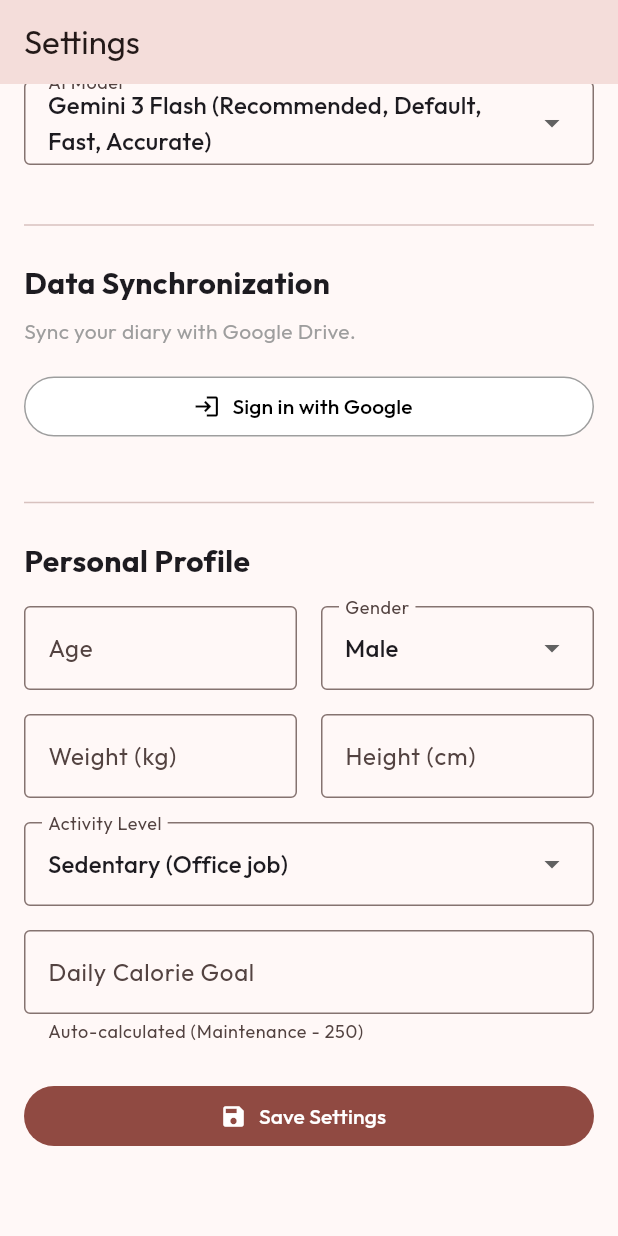
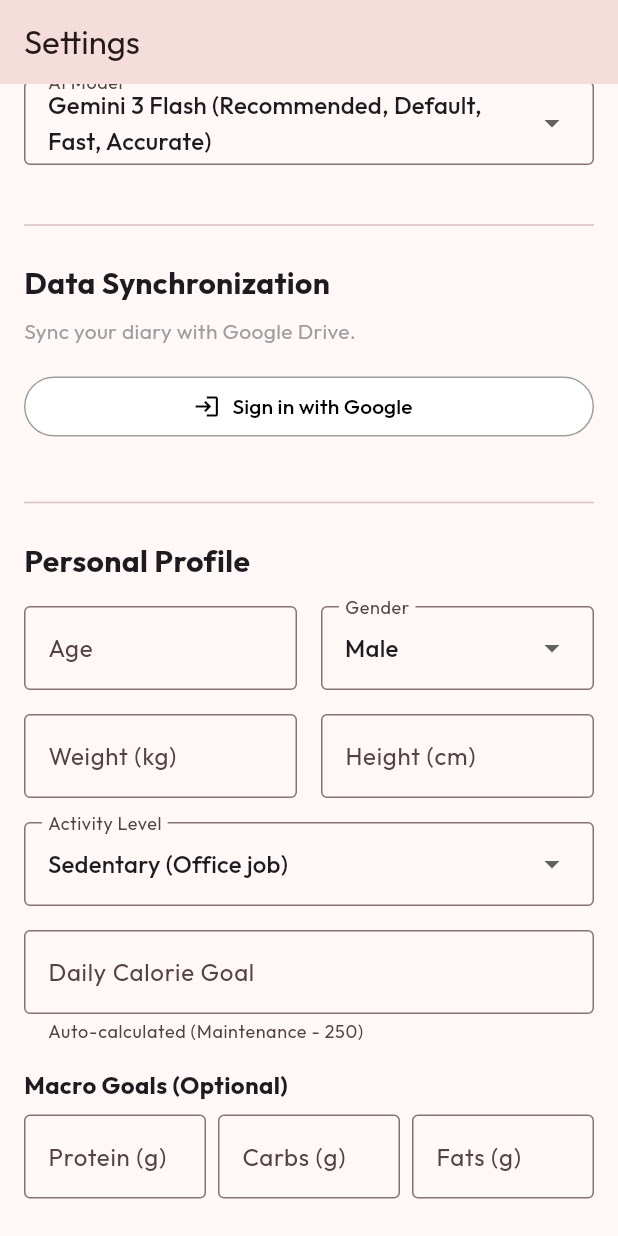
Before and after one commit to riki137/nutrinutri, a Flutter app: the SettingsPage screen opened by its route, scrolled down 183 dp, on a phone screen of 412 x 824 dp. Run offline on Flutter 3.47's test engine with Material 3 defaults, Android fonts, the phone set to English and light mode, and no system bars; our stand-ins replace fl_chart, flutter_riverpod, gap, go_router, google_fonts, google_sign_in and 4 more; missing offline and left inert: extension_google_sign_in_as_googleapis_auth, googleapis; accounts and stored records are empty; generated files the repository leaves out were written again.

Commit message:
fix: null string persisting

```diff
--- a/lib/core/services/settings_service.dart
+++ b/lib/core/services/settings_service.dart
@@ -24,6 +24,9 @@ class SettingsService {
     required String gender, // 'male' or 'female'
     required String activityLevel, // 'sedentary', 'active', etc.
     required int goalCalories,
+    int? goalProtein,
+    int? goalCarbs,
+    int? goalFat,
   }) async {
     await _kv.put(_profileKey, {
       'age': age,
@@ -32,6 +35,9 @@ class SettingsService {
       'gender': gender,
       'activityLevel': activityLevel,
       'goalCalories': goalCalories,
+      'goalProtein': goalProtein,
+      'goalCarbs': goalCarbs,
+      'goalFat': goalFat,
       'isConfigured': true,
     });
   }
--- a/lib/features/settings/presentation/settings_page.dart
+++ b/lib/features/settings/presentation/settings_page.dart
@@ -1,4 +1,5 @@
 import 'package:flutter/material.dart';
+import 'package:flutter/services.dart';
 import 'package:flutter_riverpod/flutter_riverpod.dart';
 import 'package:nutrinutri/core/providers.dart';
 import 'package:gap/gap.dart';
@@ -20,6 +21,9 @@ class _SettingsPageState extends ConsumerState<SettingsPage> {
   final _weightController = TextEditingController();
   final _heightController = TextEditingController();
   final _goalController = TextEditingController();
+  final _proteinController = TextEditingController();
+  final _carbsController = TextEditingController();
+  final _fatsController = TextEditingController();
 
   String _selectedModel = 'google/gemini-3-flash-preview';
   String _gender = 'male';
@@ -115,17 +119,22 @@ class _SettingsPageState extends ConsumerState<SettingsPage> {
     // Load Profile
     final profile = await settings.getUserProfile();
     if (profile != null) {
-      _ageController.text = profile['age'].toString();
-      _weightController.text = profile['weight'].toString();
-      _heightController.text = profile['height'].toString();
-      _goalController.text = profile['goalCalories'].toString();
+      _ageController.text = profile['age']?.toString() ?? '';
+      _weightController.text = profile['weight']?.toString() ?? '';
+      _heightController.text = profile['height']?.toString() ?? '';
+      _goalController.text = profile['goalCalories']?.toString() ?? '';
       setState(() {
         _gender = profile['gender'] ?? 'male';
         _activityLevel = profile['activityLevel'] ?? 'sedentary';
+        _proteinController.text = profile['goalProtein']?.toString() ?? '';
+        _carbsController.text = profile['goalCarbs']?.toString() ?? '';
+        _fatsController.text = profile['goalFat']?.toString() ?? '';
       });
     }
 
-    setState(() {});
+    setState(() {
+      _initialHash = _computeHash();
+    });
   }
 
   void _calculateRecommendedCalories() {
@@ -195,6 +204,9 @@ class _SettingsPageState extends ConsumerState<SettingsPage> {
           gender: _gender,
           activityLevel: _activityLevel,
           goalCalories: int.parse(_goalController.text),
+          goalProtein: int.tryParse(_proteinController.text),
+          goalCarbs: int.tryParse(_carbsController.text),
+          goalFat: int.tryParse(_fatsController.text),
         );
       }
 
@@ -202,6 +214,11 @@ class _SettingsPageState extends ConsumerState<SettingsPage> {
         ScaffoldMessenger.of(
           context,
         ).showSnackBar(const SnackBar(content: Text('Settings saved')));
+
+        setState(() {
+          _initialHash = _computeHash();
+        });
+
         ref.invalidate(apiKeyProvider);
         ref.invalidate(aiServiceProvider);
       }
@@ -216,9 +233,74 @@ class _SettingsPageState extends ConsumerState<SettingsPage> {
     }
   }
 
+  Future<bool> _onWillPop() async {
+    if (!_hasChanges()) return true;
+
+    final shouldPop = await showDialog<bool>(
+      context: context,
+      builder: (context) => AlertDialog(
+        title: const Text('Unsaved Changes'),
+        content: const Text(
+          'You have unsaved changes. Do you want to save them before leaving?',
+        ),
+        actions: [
+          TextButton(
+            onPressed: () => Navigator.of(context).pop(false), // Stay
+            child: const Text('Cancel'),
+          ),
+          TextButton(
+            onPressed: () => Navigator.of(context).pop(true), // Leave
+            child: const Text('Discard'),
+          ),
+          FilledButton(
+            onPressed: () async {
+              await _save();
+              if (context.mounted) Navigator.of(context).pop(true);
+            },
+            child: const Text('Save & Leave'),
+          ),
+        ],
+      ),
+    );
+
+    return shouldPop ?? false;
+  }
+
+  bool _hasChanges() {
+    return _initialHash != _computeHash();
+  }
+
+  String _computeHash() {
+    return Object.hash(
+      _apiKeyController.text,
+      _selectedModel,
+      _customModelController.text,
+      _ageController.text,
+      _weightController.text,
+      _heightController.text,
+      _gender,
+      _activityLevel,
+      _goalController.text,
+      _proteinController.text,
+      _carbsController.text,
+      _fatsController.text,
+    ).toString();
+  }
+
+  late String _initialHash = '';
+
   @override
   Widget build(BuildContext context) {
-    return Scaffold(
+    return PopScope(
+      canPop: false,
+      onPopInvokedWithResult: (didPop, _) async {
+        if (didPop) return;
+        final shouldPop = await _onWillPop();
+        if (shouldPop && context.mounted) {
+          Navigator.of(context).pop();
+        }
+      },
+      child: Scaffold(
         appBar: AppBar(title: const Text('Settings')),
         body: ResponsiveCenter(
           child: ListView(
@@ -258,7 +340,10 @@ class _SettingsPageState extends ConsumerState<SettingsPage> {
                     value: _selectedModel,
                     isExpanded: true,
                     items: _models.entries.map((e) {
-                    return DropdownMenuItem(value: e.key, child: Text(e.value));
+                      return DropdownMenuItem(
+                        value: e.key,
+                        child: Text(e.value),
+                      );
                     }).toList(),
                     onChanged: (value) {
                       if (value != null) {
@@ -370,7 +455,10 @@ class _SettingsPageState extends ConsumerState<SettingsPage> {
                           value: _gender,
                           isExpanded: true,
                           items: const [
-                          DropdownMenuItem(value: 'male', child: Text('Male')),
+                            DropdownMenuItem(
+                              value: 'male',
+                              child: Text('Male'),
+                            ),
                             DropdownMenuItem(
                               value: 'female',
                               child: Text('Female'),
@@ -463,11 +551,57 @@ class _SettingsPageState extends ConsumerState<SettingsPage> {
               TextField(
                 controller: _goalController,
                 keyboardType: TextInputType.number,
+                inputFormatters: [FilteringTextInputFormatter.digitsOnly],
                 decoration: const InputDecoration(
                   labelText: 'Daily Calorie Goal',
                   border: OutlineInputBorder(),
                   helperText: 'Auto-calculated (Maintenance - 250)',
                 ),
+              ),
+              const Gap(16),
+              const Text(
+                'Macro Goals (Optional)',
+                style: TextStyle(fontSize: 16, fontWeight: FontWeight.bold),
+              ),
+              const Gap(8),
+              Row(
+                children: [
+                  Expanded(
+                    child: TextField(
+                      controller: _proteinController,
+                      keyboardType: TextInputType.number,
+                      inputFormatters: [FilteringTextInputFormatter.digitsOnly],
+                      decoration: const InputDecoration(
+                        labelText: 'Protein (g)',
+                        border: OutlineInputBorder(),
+                      ),
+                    ),
+                  ),
+                  const Gap(8),
+                  Expanded(
+                    child: TextField(
+                      controller: _carbsController,
+                      keyboardType: TextInputType.number,
+                      inputFormatters: [FilteringTextInputFormatter.digitsOnly],
+                      decoration: const InputDecoration(
+                        labelText: 'Carbs (g)',
+                        border: OutlineInputBorder(),
+                      ),
+                    ),
+                  ),
+                  const Gap(8),
+                  Expanded(
+                    child: TextField(
+                      controller: _fatsController,
+                      keyboardType: TextInputType.number,
+                      inputFormatters: [FilteringTextInputFormatter.digitsOnly],
+                      decoration: const InputDecoration(
+                        labelText: 'Fats (g)',
+                        border: OutlineInputBorder(),
+                      ),
+                    ),
+                  ),
+                ],
               ),
 
               const Gap(24),
@@ -480,6 +614,7 @@ class _SettingsPageState extends ConsumerState<SettingsPage> {
             ],
           ),
         ),
+      ),
     );
   }
 }
```
Also changed, not shown: lib/features/dashboard/presentation/widgets/daily_summary_section.dart (+20 -3 lines). Lines whose indentation alone changed are shown as unchanged.
